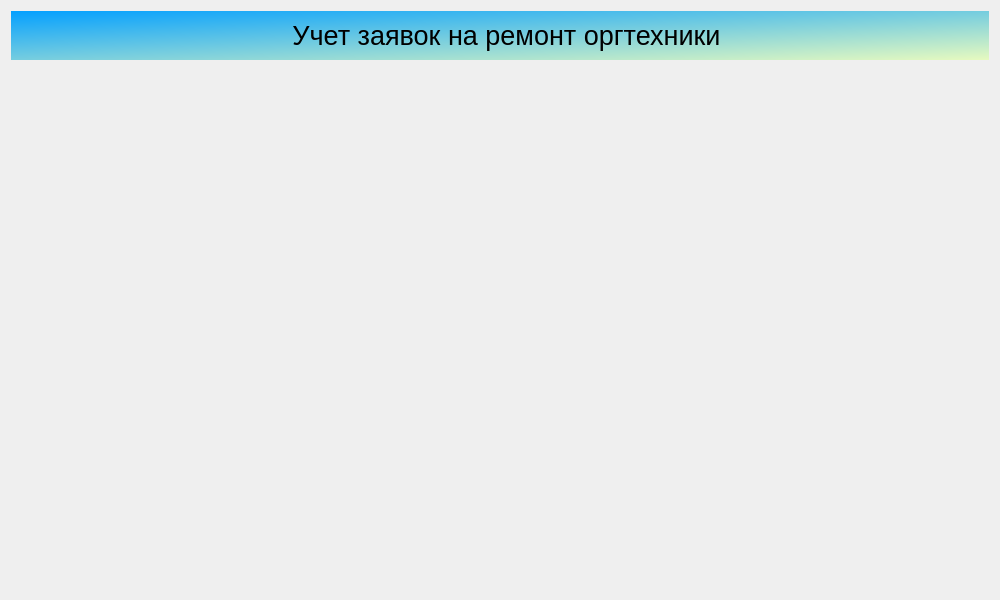
Julia-Zhirnova/StepicDemo, file welcomescreen.ui: the form before one commit.
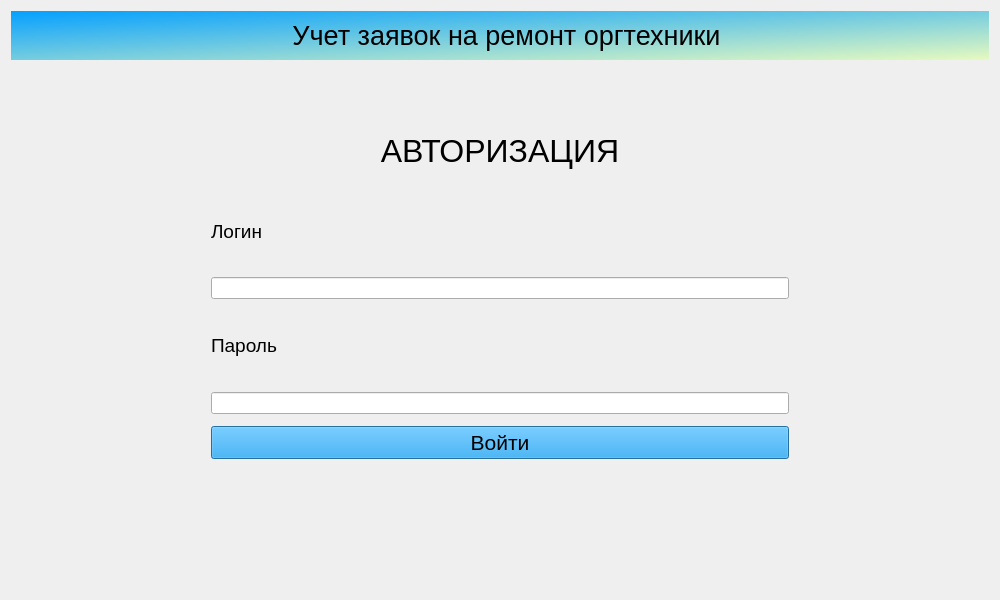
The form after the commit. Icons and pictures are not drawn.

Commit message: добавили авторизацию

```diff
--- a/welcomescreen.ui
+++ b/welcomescreen.ui
@@ -30,8 +30,8 @@
   <property name="sizeGripEnabled">
    <bool>false</bool>
   </property>
-  <layout class="QVBoxLayout" name="verticalLayout">
-   <item>
+  <layout class="QGridLayout" name="gridLayout">
+   <item row="0" column="0">
     <widget class="QWidget" name="widget" native="true">
      <property name="styleSheet">
       <string notr="true">QWidget#widget{
@@ -90,9 +90,135 @@
      </layout>
     </widget>
    </item>
-   <item>
+   <item row="1" column="0">
     <widget class="QStackedWidget" name="stackedWidget">
-     <widget class="QWidget" name="page"/>
+     <property name="layoutDirection">
+      <enum>Qt::LeftToRight</enum>
+     </property>
+     <property name="autoFillBackground">
+      <bool>false</bool>
+     </property>
+     <widget class="QWidget" name="page">
+      <property name="layoutDirection">
+       <enum>Qt::LeftToRight</enum>
+      </property>
+      <layout class="QGridLayout" name="gridLayout_2">
+       <property name="leftMargin">
+        <number>200</number>
+       </property>
+       <property name="topMargin">
+        <number>50</number>
+       </property>
+       <property name="rightMargin">
+        <number>200</number>
+       </property>
+       <property name="bottomMargin">
+        <number>50</number>
+       </property>
+       <item row="0" column="0">
+        <layout class="QVBoxLayout" name="verticalLayout">
+         <property name="spacing">
+          <number>12</number>
+         </property>
+         <item>
+          <widget class="QLabel" name="label_3">
+           <property name="font">
+            <font>
+             <pointsize>24</pointsize>
+             <bold>false</bold>
+            </font>
+           </property>
+           <property name="text">
+            <string>АВТОРИЗАЦИЯ</string>
+           </property>
+           <property name="scaledContents">
+            <bool>false</bool>
+           </property>
+           <property name="alignment">
+            <set>Qt::AlignCenter</set>
+           </property>
+          </widget>
+         </item>
+         <item>
+          <widget class="QLabel" name="label_4">
+           <property name="font">
+            <font>
+             <pointsize>14</pointsize>
+            </font>
+           </property>
+           <property name="layoutDirection">
+            <enum>Qt::LeftToRight</enum>
+           </property>
+           <property name="autoFillBackground">
+            <bool>false</bool>
+           </property>
+           <property name="text">
+            <string>Логин</string>
+           </property>
+           <property name="alignment">
+            <set>Qt::AlignLeading|Qt::AlignLeft|Qt::AlignVCenter</set>
+           </property>
+          </widget>
+         </item>
+         <item>
+          <widget class="QLineEdit" name="LoginField"/>
+         </item>
+         <item>
+          <widget class="QLabel" name="label_5">
+           <property name="font">
+            <font>
+             <pointsize>14</pointsize>
+            </font>
+           </property>
+           <property name="text">
+            <string>Пароль</string>
+           </property>
+           <property name="alignment">
+            <set>Qt::AlignLeading|Qt::AlignLeft|Qt::AlignVCenter</set>
+           </property>
+          </widget>
+         </item>
+         <item>
+          <widget class="QLineEdit" name="PasswordField"/>
+         </item>
+         <item>
+          <widget class="QPushButton" name="SignInButton">
+           <property name="font">
+            <font>
+             <pointsize>16</pointsize>
+            </font>
+           </property>
+           <property name="styleSheet">
+            <string notr="true">background-color:  rgba(4, 160, 255, 255);
+</string>
+           </property>
+           <property name="text">
+            <string>Войти</string>
+           </property>
+          </widget>
+         </item>
+         <item>
+          <widget class="QLabel" name="ErrorField">
+           <property name="font">
+            <font>
+             <pointsize>14</pointsize>
+            </font>
+           </property>
+           <property name="styleSheet">
+            <string notr="true">color: rgb(255, 0, 0);</string>
+           </property>
+           <property name="text">
+            <string/>
+           </property>
+           <property name="alignment">
+            <set>Qt::AlignCenter</set>
+           </property>
+          </widget>
+         </item>
+        </layout>
+       </item>
+      </layout>
+     </widget>
      <widget class="QWidget" name="page_2"/>
     </widget>
    </item>
```
